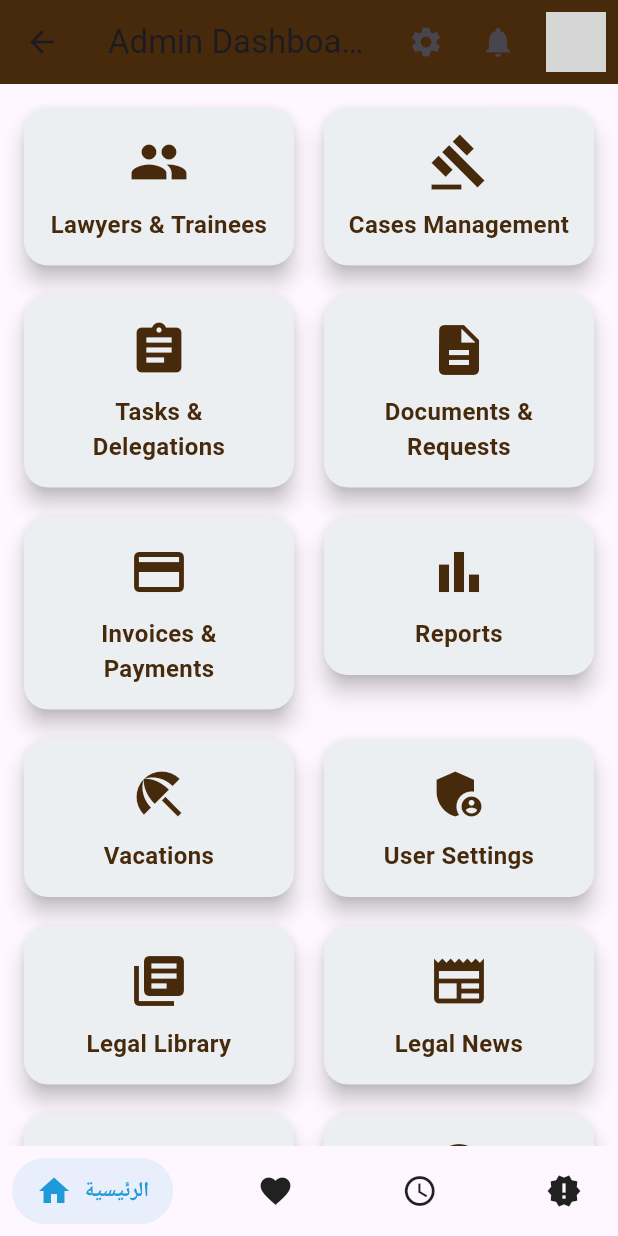
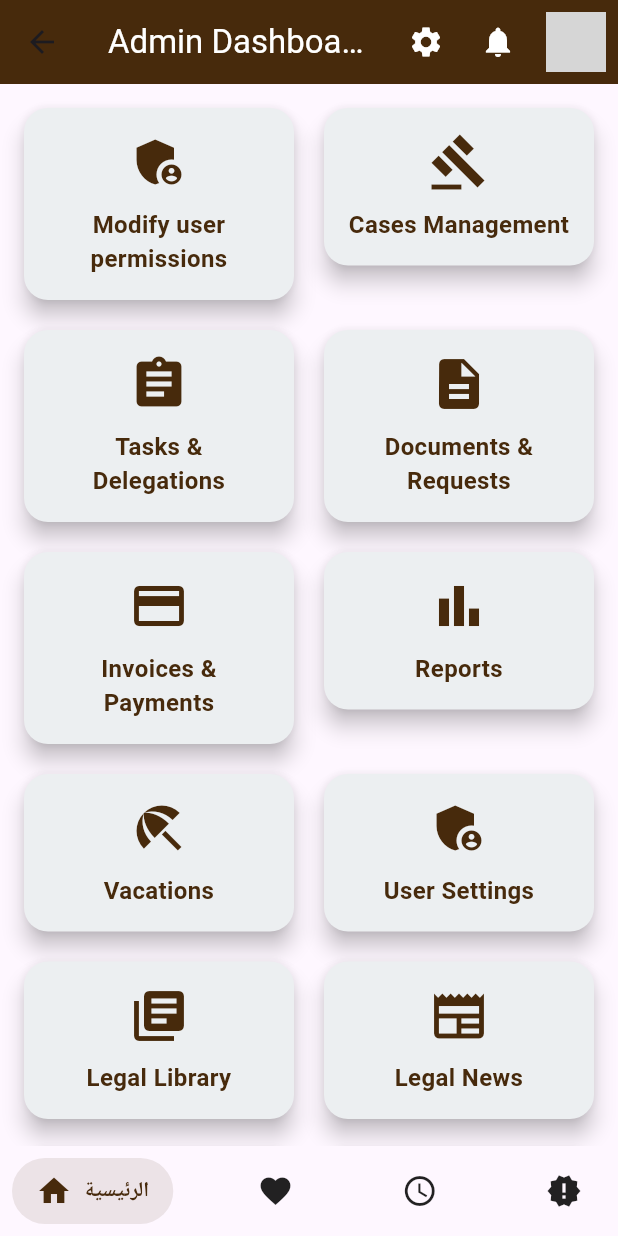
Before and after one commit to 7788996633/Grad, a Flutter app: the AdminPage screen opened directly, on a phone screen of 412 x 824 dp. Run offline on Flutter 3.47's test engine with Material 3 defaults, Android fonts, the phone set to English and light mode, and no system bars; drawn by our look-alikes of salomon_bottom_bar; our stand-ins replace bloc, curved_navigation_bar, file_picker, flutter_bloc, image_picker, shared_preferences; missing offline and left inert: flutter_pdfview; accounts and stored records are empty; network calls fail; grey boxes are pictures that could not be loaded.

Commit message:
initial commit

```diff
--- a/lib/blocs/issue_requests_bloc/issue_requests_bloc.dart
+++ b/lib/blocs/issue_requests_bloc/issue_requests_bloc.dart
@@ -34,8 +34,9 @@ class IssueRequestsBloc extends Bloc<IssueRequestsEvent, IssueRequestsState> {
       else if (event is GetIssueRequestsByIdEvent) {
         emit(IssueRequestsLoading());
         try {
-          IssueRequestModel issueRequest = await IssueRequestRepository().getIssueRequestById(event.issueRequestsId);
+          IssueRequestModel issueRequest = await IssueRequestsServices().getIssueRequestById(event.issueRequestsId);
           emit(IssueRequestsByIdLoaded(issueRequestModel: issueRequest));
+
         } catch (e) {
           emit(IssueRequestsFail(errmsg: e.toString()));
         }
@@ -46,6 +47,7 @@ class IssueRequestsBloc extends Bloc<IssueRequestsEvent, IssueRequestsState> {
         try {
           String successMsg = await IssueRequestsServices().deleteIssueRequest(event.issueRequestId);
           emit(IssueRequestsSuccess(successmsg: successMsg));
+
         } catch (e) {
           emit(IssueRequestsFail(errmsg: e.toString()));
         }
--- a/lib/data/models/issue_request_model.dart
+++ b/lib/data/models/issue_request_model.dart
@@ -1,4 +1,3 @@
-import 'package:untitled21/data/models/user_model.dart';
 
 class IssueRequestModel {
   final int id;
--- a/lib/data/repositories/Issue_request_repository.dart
+++ b/lib/data/repositories/Issue_request_repository.dart
@@ -9,8 +9,4 @@ class IssueRequestRepository {
         .toList();
   }
 
-  Future<IssueRequestModel> getIssueRequestById(int issueRequestId) async {
-    var issueRequestData = await IssueRequestsServices().getIssueRequestById(issueRequestId);
-    return IssueRequestModel.fromJson(issueRequestData);
-  }
 }
--- a/lib/presentation/screens/home/admin_home.dart
+++ b/lib/presentation/screens/home/admin_home.dart
@@ -1,12 +1,14 @@
 import 'package:flutter/material.dart';
-import 'package:flutter_bloc/flutter_bloc.dart'; // تأكد من إضافة هذه المكتبة
+import 'package:untitled21/presentation/screens/home/setting_screen.dart';
 
+import '../admin_screens/users_management_screens/modify_users_permissions_screen.dart';
+import '../notifications_screen.dart';
 
 class AdminHome extends StatelessWidget {
   AdminHome({super.key});
 
   final List<Map<String, dynamic>> sections = [
-    {'title': 'Lawyers & Trainees', 'icon': Icons.group},
+    {'title': 'Modify user permissions', 'icon': Icons.admin_panel_settings},
     {'title': 'Cases Management', 'icon': Icons.gavel},
     {'title': 'Tasks & Delegations', 'icon': Icons.assignment},
     {'title': 'Documents & Requests', 'icon': Icons.description},
@@ -18,36 +20,29 @@ class AdminHome extends StatelessWidget {
     {'title': 'Legal News', 'icon': Icons.newspaper},
     {'title': 'FAQs', 'icon': Icons.help_center},
     {'title': 'Company Info', 'icon': Icons.info},
-    {'title': 'Notifications', 'icon': Icons.notifications},
+    {'title': 'Lawyers & Trainees', 'icon': Icons.group},
     {'title': 'Backup & Restore', 'icon': Icons.backup},
   ];
 
   // Function to handle the onPressed event for each card
-  /*void onCardPressed(BuildContext context, String title) {
+  void onCardPressed(BuildContext context, String title) {
     switch (title) {
-      case 'Lawyers & Trainees':
-        Navigator.push(
-          //context,
-          /*MaterialPageRoute(
-            //builder: (_) => BlocProvider(
-              create: (_) => LawyerBloc(), // توفير الـ Bloc هنا
-              child: const LawyersScreen(), // شاشة الـ Bloc المناسبة
-            ),
-          ),*/
+      case 'Modify user permissions':
+        Navigator.of(context).push(
+          MaterialPageRoute(
+            builder: (context) => ModifyUsersPermissionsScreen(),
+          ),
         );
         break;
+
       case 'Cases Management':
-        Navigator.push(
-         // context,
-      /*    MaterialPageRoute(
-            builder: (_) => BlocProvider(
-              create: (_) => CasesBloc(), // تغيير إلى Bloc المناسب
-              child: const CasesManagementScreen(), // شاشة الـ Bloc المناسبة
-            ),
-          ),*/
+        Navigator.of(context).push(
+          MaterialPageRoute(
+            builder: (context) => SectionPage(title: title),
+          ),
         );
         break;
-    // يمكن إضافة المزيد من الـ cases كما في السابق
+
       default:
         Navigator.push(
           context,
@@ -57,28 +52,38 @@ class AdminHome extends StatelessWidget {
         );
     }
   }
-*/
+
   @override
   Widget build(BuildContext context) {
     return Scaffold(
       appBar: AppBar(
-        title: Text('Admin Dashboard'),
+        title: Text('Admin Dashboard',style: TextStyle(color: Colors.white),),
         backgroundColor: Color(0XFF472A0C),
         actions: [
           IconButton(
-            icon: Icon(Icons.settings),
-            onPressed: () {},
+            icon: Icon(Icons.settings,color: Colors.white ,),
             tooltip: 'Settings',
+            onPressed: () {
+              Navigator.push(
+                context,
+                MaterialPageRoute(builder: (context) => SettingsScreen()),
+              );
+            },
           ),
           IconButton(
-            icon: Icon(Icons.notifications),
-            onPressed: () {},
+            icon: Icon(Icons.notifications,color: Colors.white),
             tooltip: 'Notifications',
+            onPressed: () {
+              Navigator.push(
+                context,
+                MaterialPageRoute(builder: (context) => NotificationsScreen()),
+              );
+            },
           ),
           Padding(
             padding: const EdgeInsets.symmetric(horizontal: 8.0),
             child: CircleAvatar(
-              backgroundImage: AssetImage('assets/admin.jpg'), // admin image
+              backgroundImage: AssetImage('assets/admin.jpg'),
             ),
           ),
         ],
@@ -90,7 +95,7 @@ class AdminHome extends StatelessWidget {
           runSpacing: 12,
           children: sections.map((section) {
             return SizedBox(
-              width: MediaQuery.of(context).size.width / 2 - 18, // 2 cards per row
+              width: MediaQuery.of(context).size.width / 2 - 18,
               child: Card(
                 elevation: 6,
                 shape: RoundedRectangleBorder(
@@ -99,7 +104,7 @@ class AdminHome extends StatelessWidget {
                 color: Colors.blueGrey[50],
                 child: InkWell(
                   onTap: () {
-                    //onCardPressed(context, section['title']); // Use the function here
+                    onCardPressed(context, section['title']);
                   },
                   borderRadius: BorderRadius.circular(16),
                   child: Padding(
--- a/lib/presentation/screens/home/admin_page.dart
+++ b/lib/presentation/screens/home/admin_page.dart
@@ -48,25 +48,25 @@ class _AdminPageState extends State<AdminPage> {
           SalomonBottomBarItem(
             icon: const Icon(Icons.home),
             title: const Text("الرئيسية"),
-            selectedColor: const Color(0xFF1E9AD8),
+            selectedColor: const Color(0XFF472A0C),
           ),
           // المفضلات
           SalomonBottomBarItem(
             icon: const Icon(Icons.favorite),
             title: const Text("المفضلة"),
-            selectedColor: const Color(0xFF1E9AD8),
+            selectedColor: const Color(0XFF472A0C),
           ),
           // المواعيد
           SalomonBottomBarItem(
             icon: const Icon(Icons.schedule),
             title: const Text("مواعيدي"),
-            selectedColor: const Color(0xFF1E9AD8),
+            selectedColor: const Color(0XFF472A0C),
           ),
 
           SalomonBottomBarItem(
             icon: const Icon(Icons.new_releases),
             title: const Text("الأخبار القانونية"),
-            selectedColor: const Color(0xFF1E9AD8),
+            selectedColor: const Color(0XFF472A0C),
           ),
         ],
       ),
--- a/lib/presentation/screens/issue_request/add_issue_request.dart
+++ b/lib/presentation/screens/issue_request/add_issue_request.dart
@@ -42,11 +42,11 @@ class _AddIssueRequestScreenState extends State<AddIssueRequestScreen> {
           listener: (context, state) {
             if (state is IssueRequestsSuccess) {
               ScaffoldMessenger.of(context).showSnackBar(
-                SnackBar(content: Text("Success: ${state.successmsg}")),
+                SnackBar(content: Text("Success: ${state.successmsg}"), backgroundColor: Colors.green,),
               );
             } else if (state is IssueRequestsFail) {
               ScaffoldMessenger.of(context).showSnackBar(
-                SnackBar(content: Text("Failed: ${state.errmsg}")),
+                SnackBar(content: Text("Failed: ${state.errmsg}",)),
               );
             }
           },
```
Also changed, not shown: lib/presentation/screens/home/setting_screen.dart (added, +170 -0 lines), lib/presentation/screens/issue_request/issue_request_card.dart (added, +60 -0 lines), lib/presentation/screens/issue_request/issue_request_detials_screen.dart (+14 -3 lines), lib/presentation/screens/issue_request/list_issue_requests_screen.dart (+32 -73 lines).
